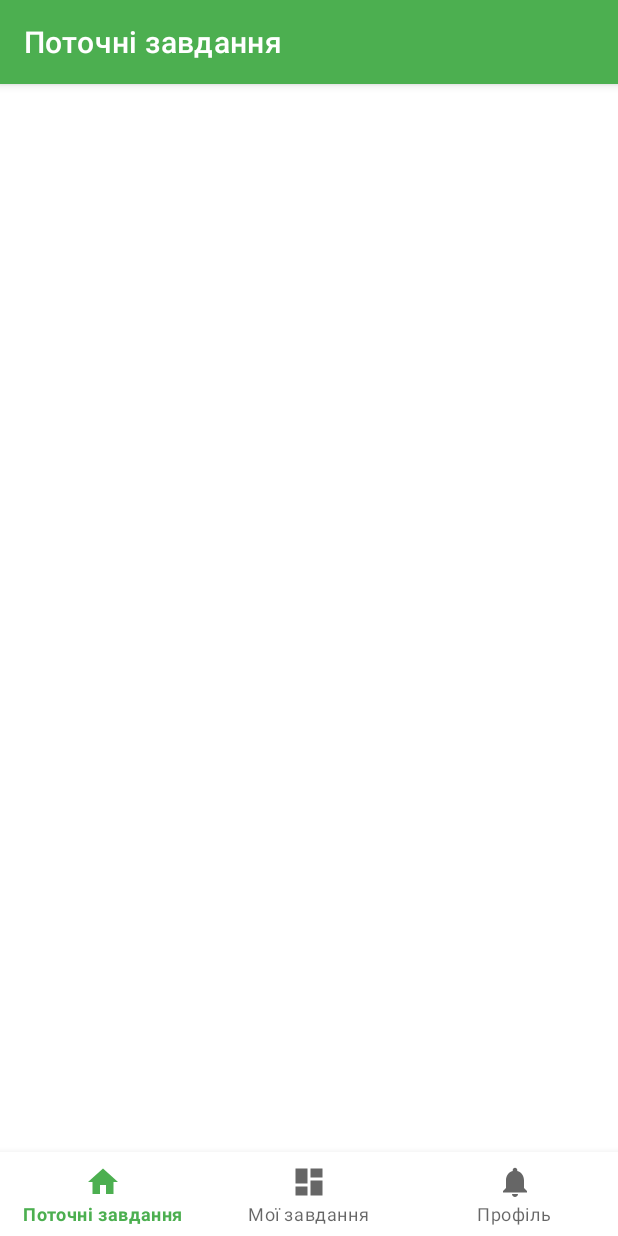
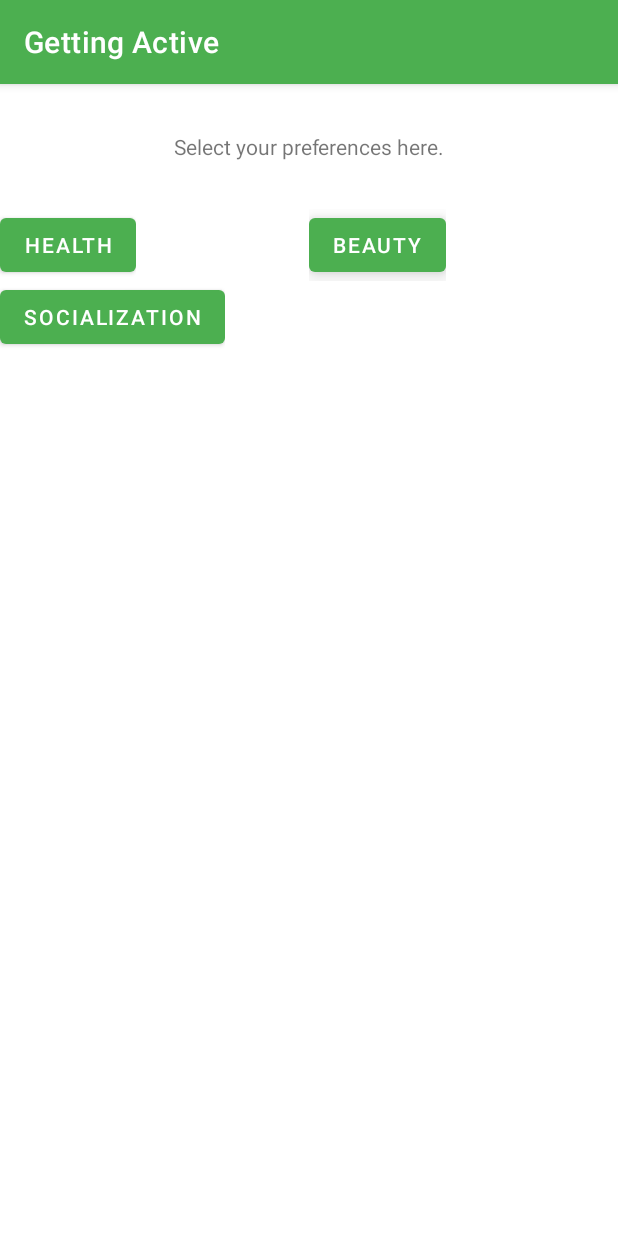
Before and after one commit to njilrem/getting-active, an Android app: the screen it shows after launch (MainActivity before the commit, PreferencesActivity after it), on a phone screen of 412 x 824 dp. Run offline under Robolectric (Android 15) with nearby library versions, the phone set to English and light mode, and no system bars; our stand-ins replace Firebase (no records; nobody signed in at launch, a user with empty details on screens opened directly), navigation-ui; libraries missing offline, so code that uses them is left out: com.firebase.ui; 2 statements that could not run were skipped.

Commit message:
PreferencesActivity created.

```diff
--- a/app/src/main/AndroidManifest.xml
+++ b/app/src/main/AndroidManifest.xml
@@ -9,11 +9,13 @@
         android:roundIcon="@mipmap/ic_launcher_round"
         android:supportsRtl="true"
         android:theme="@style/Theme.GettingActive">
+        <activity android:name=".pref.PreferencesActivity"></activity>
         <activity
             android:name=".MainActivity"
             android:label="@string/app_name">
             <intent-filter>
                 <action android:name="android.intent.action.MAIN" />
+
                 <category android:name="android.intent.category.LAUNCHER" />
             </intent-filter>
         </activity>
--- a/app/src/main/java/com/ga/gettingactive/MainActivity.java
+++ b/app/src/main/java/com/ga/gettingactive/MainActivity.java
@@ -7,6 +7,7 @@ import android.view.View;
 
 import com.firebase.ui.auth.AuthUI;
 import com.firebase.ui.auth.IdpResponse;
+import com.ga.gettingactive.pref.PreferencesActivity;
 import com.google.android.material.bottomnavigation.BottomNavigationView;
 import com.google.firebase.auth.FirebaseAuth;
 import com.google.firebase.auth.FirebaseUser;
@@ -43,6 +44,8 @@ public class MainActivity extends AppCompatActivity {
         if (user == null) {
             createSignInIntent();
         }
+        Intent intent = new Intent(this, PreferencesActivity.class);
+        startActivity(intent);
     }
 
     public void createSignInIntent() {
--- /dev/null
+++ b/app/src/main/java/com/ga/gettingactive/pref/CustomGridLayout.java
@@ -0,0 +1,26 @@
+package com.ga.gettingactive.pref;
+
+import android.content.Context;
+import android.util.AttributeSet;
+
+import androidx.recyclerview.widget.GridLayoutManager;
+
+public class CustomGridLayout extends GridLayoutManager {
+    public CustomGridLayout(Context context, AttributeSet attrs, int defStyleAttr, int defStyleRes) {
+        super(context, attrs, defStyleAttr, defStyleRes);
+    }
+
+    public CustomGridLayout(Context context, int spanCount) {
+        super(context, spanCount);
+    }
+
+    public CustomGridLayout(Context context, int spanCount, int orientation, boolean reverseLayout) {
+        super(context, spanCount, orientation, reverseLayout);
+    }
+
+    @Override
+    public boolean canScrollVertically() {
+        //Similarly you can customize "canScrollHorizontally()" for managing horizontal scroll
+        return false;
+    }
+}
--- /dev/null
+++ b/app/src/main/java/com/ga/gettingactive/pref/PrefListAdapter.java
@@ -0,0 +1,85 @@
+package com.ga.gettingactive.pref;
+
+import android.util.Log;
+import android.view.LayoutInflater;
+import android.view.MotionEvent;
+import android.view.View;
+import android.view.ViewGroup;
+import android.widget.Button;
+
+import androidx.annotation.NonNull;
+import androidx.recyclerview.widget.RecyclerView;
+
+import com.ga.gettingactive.R;
+import com.ga.gettingactive.tasklist.TaskAdapter;
+
+import java.util.ArrayList;
+import java.util.Arrays;
+import java.util.HashMap;
+
+public class PrefListAdapter extends RecyclerView.Adapter<PrefListAdapter.PrefListViewHolder> {
+    private final ArrayList<String> categoryNames;
+    private final ArrayList<Integer> selectedCategories;
+
+    public PrefListAdapter(ArrayList<String> categoryNames, ArrayList<Integer> selectedCategories){
+        this.categoryNames = categoryNames;
+        this.selectedCategories = selectedCategories;
+        notifyDataSetChanged();
+    }
+
+    private final HashMap<String, Boolean> categoryStatuses = new HashMap<>();
+    @NonNull
+    @Override
+    public PrefListViewHolder onCreateViewHolder(@NonNull ViewGroup parent, int viewType) {
+        View view = LayoutInflater.from(parent.getContext())
+                .inflate(R.layout.pref_viewholder, parent, false);
+        return new PrefListViewHolder(view);
+    }
+
+    @Override
+    public void onBindViewHolder(@NonNull PrefListViewHolder holder, int position) {
+        boolean active = selectedCategories.contains(position);
+        holder.bind(categoryNames.get(position), position, active);
+    }
+
+    @Override
+    public int getItemCount() {
+        return categoryNames.size();
+    }
+
+    class PrefListViewHolder extends RecyclerView.ViewHolder{
+        private Button button;
+        private boolean activated;
+
+
+        public PrefListViewHolder(@NonNull View itemView) {
+            super(itemView);
+            button = itemView.findViewById(R.id.category_button);
+        }
+
+        public void bind(String text, int categoryID,  boolean active){
+            button.setText(text);
+            activated = active;
+            button.setPressed(activated);
+            button.setOnTouchListener(new View.OnTouchListener() {
+                @Override
+                public boolean onTouch(View v, MotionEvent event) {
+                    // show interest in events resulting from ACTION_DOWN
+                    if (event.getAction() == MotionEvent.ACTION_DOWN) return true;
+
+                    // don't handle event unless its ACTION_UP so "doSomething()" only runs once.
+                    if (event.getAction() != MotionEvent.ACTION_UP) return false;
+                    if(activated){
+                        selectedCategories.remove((Integer)categoryID);
+                    }else{
+                        selectedCategories.add(categoryID);
+                    }
+                    Log.d("ARRAYLIST_STATUS", Arrays.toString(selectedCategories.toArray()));
+                        activated = !activated;
+                        button.setPressed(activated);
+                        return true;
+                }
+            });
+        }
+    }
+}
--- /dev/null
+++ b/app/src/main/java/com/ga/gettingactive/pref/PreferencesActivity.java
@@ -0,0 +1,46 @@
+package com.ga.gettingactive.pref;
+
+import androidx.appcompat.app.AppCompatActivity;
+import androidx.recyclerview.widget.GridLayoutManager;
+import androidx.recyclerview.widget.RecyclerView;
+
+import android.os.Bundle;
+
+import com.ga.gettingactive.R;
+
+import java.util.ArrayList;
+
+public class PreferencesActivity extends AppCompatActivity {
+    private static final String[] categories = {"health", "beauty", "socialization"};
+    private RecyclerView prefsView;
+    @Override
+    protected void onCreate(Bundle savedInstanceState) {
+        super.onCreate(savedInstanceState);
+        setContentView(R.layout.activity_preferences);
+        setupRecyclerView();
+    }
+
+    private void setupRecyclerView(){
+        prefsView = findViewById(R.id.prefs_recycler_view);
+        prefsView.setLayoutManager(new CustomGridLayout(this, 2));
+        ArrayList<String> categoryNames = fetchNamesFromDB();
+        ArrayList<Integer> selectedCategories = fetchSelectedCategoriesFromDB();
+        PrefListAdapter adapter = new PrefListAdapter(categoryNames, selectedCategories);
+        prefsView.setAdapter(adapter);
+    }
+
+    private ArrayList<Integer> fetchSelectedCategoriesFromDB() {
+        //for toha
+        ArrayList<Integer> list = new ArrayList<>();
+        list.add(1);
+        return list;
+    }
+
+    private ArrayList<String> fetchNamesFromDB() {
+        //for toha
+        ArrayList<String> arr = new ArrayList<>();
+        for(String s : categories)
+            arr.add(s);
+        return arr;
+    }
+}
--- a/app/src/main/java/com/ga/gettingactive/TaskAdapter.java
+++ b/app/src/main/java/com/ga/gettingactive/tasklist/TaskAdapter.java
@@ -1,4 +1,4 @@
-package com.ga.gettingactive;
+package com.ga.gettingactive.tasklist;
 
 import android.util.Log;
 import android.view.LayoutInflater;
@@ -10,6 +10,9 @@ import android.widget.TextView;
 import androidx.annotation.NonNull;
 import androidx.recyclerview.widget.RecyclerView;
 
+import com.ga.gettingactive.FirestoreDB;
+import com.ga.gettingactive.R;
+import com.ga.gettingactive.User;
 import com.google.firebase.auth.FirebaseAuth;
 import com.google.firebase.auth.FirebaseUser;
 import com.google.firebase.firestore.DocumentReference;
--- a/app/src/main/java/com/ga/gettingactive/TaskContainer.java
+++ b/app/src/main/java/com/ga/gettingactive/tasklist/TaskContainer.java
@@ -1,4 +1,4 @@
-package com.ga.gettingactive;
+package com.ga.gettingactive.tasklist;
 
 public class TaskContainer {
     private String title;
--- a/app/src/main/java/com/ga/gettingactive/TaskListDecorator.java
+++ b/app/src/main/java/com/ga/gettingactive/tasklist/TaskListDecorator.java
@@ -1,4 +1,4 @@
-package com.ga.gettingactive;
+package com.ga.gettingactive.tasklist;
 
 import android.graphics.Rect;
 import android.view.View;
--- a/app/src/main/java/com/ga/gettingactive/ui/ongoingTasks/OngoingTasksFragment.java
+++ b/app/src/main/java/com/ga/gettingactive/ui/ongoingTasks/OngoingTasksFragment.java
@@ -8,16 +8,15 @@ import android.view.ViewGroup;
 import android.widget.TextView;
 
 import androidx.annotation.NonNull;
-import androidx.annotation.Nullable;
 import androidx.lifecycle.ViewModelProvider;
 import androidx.recyclerview.widget.LinearLayoutManager;
 import androidx.recyclerview.widget.RecyclerView;
 
 import com.ga.gettingactive.FirestoreDB;
 import com.ga.gettingactive.R;
-import com.ga.gettingactive.TaskAdapter;
-import com.ga.gettingactive.TaskContainer;
-import com.ga.gettingactive.TaskListDecorator;
+import com.ga.gettingactive.tasklist.TaskAdapter;
+import com.ga.gettingactive.tasklist.TaskContainer;
+import com.ga.gettingactive.tasklist.TaskListDecorator;
 import com.ga.gettingactive.User;
 import com.google.firebase.auth.FirebaseAuth;
 import com.google.firebase.auth.FirebaseUser;
@@ -73,16 +72,10 @@ public class OngoingTasksFragment extends androidx.fragment.app.Fragment {
                                 Log.d("TASK", String.valueOf(taskContainer));
                                 completedTasks.add(taskContainer);
                             }
-                            switch (completedTasks.size()){
-                                case 0: {
-                                    TextView noOngoingTasksTextView = root.findViewById(R.id.noTasksTextView);
-                                    final String text = "You currently have no ongoing tasks. try to choose some from All Tasks page";
-                                    noOngoingTasksTextView.setText(text);
-                                    break;
-                                }
-                                default: {
-
-                                }
+                            if (completedTasks.size() == 0) {
+                                TextView noOngoingTasksTextView = root.findViewById(R.id.noTasksTextView);
+                                final String text = "You currently have no ongoing tasks. try to choose some from All Tasks page";
+                                noOngoingTasksTextView.setText(text);
                             }
                             taskAdapter = new TaskAdapter();
                             recyclerView.setAdapter(taskAdapter);
--- a/app/src/main/java/com/ga/gettingactive/ui/profile/ProfileFragment.java
+++ b/app/src/main/java/com/ga/gettingactive/ui/profile/ProfileFragment.java
@@ -15,9 +15,9 @@ import androidx.recyclerview.widget.RecyclerView;
 
 import com.ga.gettingactive.FirestoreDB;
 import com.ga.gettingactive.R;
-import com.ga.gettingactive.TaskAdapter;
-import com.ga.gettingactive.TaskContainer;
-import com.ga.gettingactive.TaskListDecorator;
+import com.ga.gettingactive.tasklist.TaskAdapter;
+import com.ga.gettingactive.tasklist.TaskContainer;
+import com.ga.gettingactive.tasklist.TaskListDecorator;
 import com.google.firebase.auth.FirebaseAuth;
 import com.google.firebase.auth.FirebaseUser;
 import com.google.firebase.firestore.CollectionReference;
--- a/app/src/main/java/com/ga/gettingactive/ui/userTasks/UserTasksFragment.java
+++ b/app/src/main/java/com/ga/gettingactive/ui/userTasks/UserTasksFragment.java
@@ -14,9 +14,9 @@ import androidx.recyclerview.widget.RecyclerView;
 
 import com.ga.gettingactive.FirestoreDB;
 import com.ga.gettingactive.R;
-import com.ga.gettingactive.TaskAdapter;
-import com.ga.gettingactive.TaskContainer;
-import com.ga.gettingactive.TaskListDecorator;
+import com.ga.gettingactive.tasklist.TaskAdapter;
+import com.ga.gettingactive.tasklist.TaskContainer;
+import com.ga.gettingactive.tasklist.TaskListDecorator;
 import com.google.firebase.auth.FirebaseAuth;
 import com.google.firebase.auth.FirebaseUser;
 import com.google.firebase.firestore.DocumentReference;
--- /dev/null
+++ b/app/src/main/res/layout/activity_preferences.xml
@@ -0,0 +1,30 @@
+<?xml version="1.0" encoding="utf-8"?>
+<androidx.constraintlayout.widget.ConstraintLayout xmlns:android="http://schemas.android.com/apk/res/android"
+    xmlns:app="http://schemas.android.com/apk/res-auto"
+    xmlns:tools="http://schemas.android.com/tools"
+    android:layout_width="match_parent"
+    android:layout_height="match_parent"
+    tools:context=".pref.PreferencesActivity">
+    <TextView
+        android:layout_width="wrap_content"
+        android:layout_height="wrap_content"
+        android:id="@+id/preferences_text"
+        android:text="@string/select_pref_text"
+        app:layout_constraintStart_toStartOf="parent"
+        app:layout_constraintEnd_toEndOf="parent"
+        app:layout_constraintTop_toTopOf="parent"
+        android:layout_marginTop="32dp"/>
+
+    <androidx.recyclerview.widget.RecyclerView
+        android:id = "@+id/prefs_recycler_view"
+        android:layout_width="match_parent"
+        android:layout_height="wrap_content"
+        app:layout_constraintTop_toBottomOf="@+id/preferences_text"
+        app:layout_constraintStart_toStartOf="parent"
+        app:layout_constraintEnd_toEndOf="parent"
+        android:layout_marginTop="32dp"
+        />
+
+
+
+</androidx.constraintlayout.widget.ConstraintLayout>
--- /dev/null
+++ b/app/src/main/res/layout/pref_viewholder.xml
@@ -0,0 +1,13 @@
+<?xml version="1.0" encoding="utf-8"?>
+<LinearLayout
+    xmlns:android="http://schemas.android.com/apk/res/android"
+    android:layout_width="wrap_content"
+    android:layout_height="wrap_content">
+    <Button
+        android:id="@+id/category_button"
+        android:layout_width="wrap_content"
+        android:layout_height="wrap_content"/>
+
+
+
+</LinearLayout>
--- a/app/src/main/res/values/strings.xml
+++ b/app/src/main/res/values/strings.xml
@@ -21,4 +21,5 @@
     <string name="anonymous_profile">anonymous profile picture</string>
     <string name="progress_string">You done total of %1$d tasks.</string>
     <string name="task_viewholder_button_text">Я в ділі!</string>
+    <string name="select_pref_text">Select your preferences here.</string>
 </resources>
```
